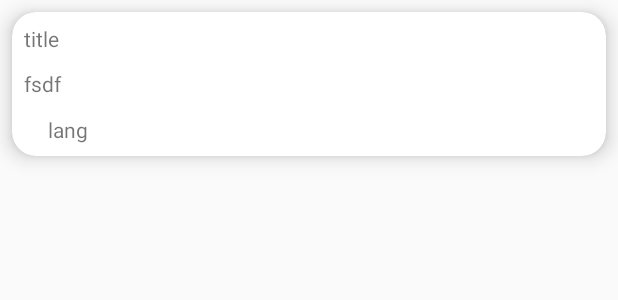
After one commit to Ronda94/Stargazers, an Android app: the layout item_repo.xml on its own in the app's theme, with its tools: preview values and no code run, on a phone screen of 412 x 824 dp. The commit adds this screen. Shown: the top 300 px of the screen. Run offline under Robolectric (Android 15) with nearby library versions, the phone set to English and light mode, and no system bars.

Commit message:
Added recycler view for repos

```diff
--- a/app/build.gradle
+++ b/app/build.gradle
@@ -3,6 +3,8 @@ apply plugin: 'com.android.application'
 apply plugin: 'kotlin-android'
 
 apply plugin: 'kotlin-android-extensions'
+
+apply plugin: 'kotlin-kapt'
 
 android {
     compileSdkVersion 28
@@ -32,6 +34,10 @@ dependencies {
 
     implementation 'androidx.legacy:legacy-support-v4:1.0.0'
     implementation 'androidx.recyclerview:recyclerview:1.0.0'
+    implementation 'androidx.cardview:cardview:1.0.0'
+
+    implementation 'com.github.bumptech.glide:glide:4.8.0'
+    kapt 'com.github.bumptech.glide:compiler:4.8.0'
 
     testImplementation 'junit:junit:4.12'
     androidTestImplementation 'androidx.test:runner:1.1.0'
--- a/app/src/main/AndroidManifest.xml
+++ b/app/src/main/AndroidManifest.xml
@@ -11,7 +11,7 @@
             android:roundIcon="@mipmap/ic_launcher_round"
             android:supportsRtl="true"
             android:theme="@style/AppTheme">
-        <activity android:name=".MainActivity">
+        <activity android:name=".activities.MainActivity">
             <intent-filter>
                 <action android:name="android.intent.action.MAIN"/>
 
--- a/app/src/main/java/com/marco/stargazers/models/Repo.kt
+++ b/app/src/main/java/com/marco/stargazers/models/Repo.kt
@@ -1,3 +1,6 @@
 package com.marco.stargazers.models.service
 
-data class Repo(val name: String)
+data class Repo(val name: String,
+                val description: String,
+                val language: String? = null,
+                val stargazers : Int)
--- /dev/null
+++ b/app/src/main/res/layout/item_repo.xml
@@ -0,0 +1,70 @@
+<?xml version="1.0" encoding="utf-8"?>
+<androidx.cardview.widget.CardView xmlns:android="http://schemas.android.com/apk/res/android"
+    xmlns:app="http://schemas.android.com/apk/res-auto"
+    xmlns:tools="http://schemas.android.com/tools"
+    android:orientation="vertical"
+    android:layout_width="match_parent"
+    android:layout_height="96dp"
+    app:cardCornerRadius="16dp"
+    app:cardElevation="8dp"
+    android:layout_margin="8dp"
+    >
+
+    <androidx.constraintlayout.widget.ConstraintLayout
+        android:layout_width="match_parent"
+        android:layout_height="match_parent">
+
+
+        <TextView
+            android:id="@+id/repo_title"
+            android:layout_width="0dp"
+            android:layout_height="wrap_content"
+            android:layout_marginStart="8dp"
+            android:layout_marginTop="8dp"
+            android:layout_marginEnd="8dp"
+            android:lines="1"
+            android:text="title"
+            app:layout_constraintBottom_toTopOf="@+id/repo_desc"
+            app:layout_constraintEnd_toEndOf="parent"
+            app:layout_constraintHorizontal_bias="0.5"
+            app:layout_constraintStart_toStartOf="parent"
+            app:layout_constraintTop_toTopOf="parent"
+            app:layout_constraintVertical_chainStyle="spread_inside" />
+
+        <TextView
+            android:id="@+id/repo_desc"
+            android:layout_width="0dp"
+            android:layout_height="0dp"
+            android:layout_marginTop="8dp"
+            android:layout_marginEnd="8dp"
+            android:layout_marginBottom="8dp"
+            android:ellipsize="end"
+            android:gravity="center_vertical"
+            android:maxLines="2"
+            android:text="fsdf"
+            app:layout_constraintBottom_toTopOf="@+id/repo_language"
+            app:layout_constraintEnd_toEndOf="parent"
+            app:layout_constraintHorizontal_bias="0.5"
+            app:layout_constraintStart_toStartOf="@+id/repo_title"
+            app:layout_constraintTop_toBottomOf="@+id/repo_title" />
+
+        <TextView
+            android:id="@+id/repo_language"
+            android:layout_width="0dp"
+            android:layout_height="wrap_content"
+            android:layout_marginStart="16dp"
+            android:layout_marginBottom="8dp"
+            android:lines="1"
+            android:text="lang"
+            app:layout_constraintBottom_toBottomOf="parent"
+            app:layout_constraintStart_toStartOf="@+id/repo_title"
+            app:layout_constraintTop_toBottomOf="@+id/repo_desc" />
+
+
+    </androidx.constraintlayout.widget.ConstraintLayout>
+
+
+
+
+
+</androidx.cardview.widget.CardView>
--- a/build.gradle
+++ b/build.gradle
@@ -1,10 +1,11 @@
 // Top-level build file where you can add configuration options common to all sub-projects/modules.
 
 buildscript {
-    ext.kotlin_version = '1.2.71'
+    ext.kotlin_version = '1.3.10'
     repositories {
         google()
         jcenter()
+        mavenCentral()
     }
     dependencies {
         classpath 'com.android.tools.build:gradle:3.2.1'
```
Also changed, not shown: app/src/main/java/com/marco/stargazers/MainActivity.kt (deleted, +0 -37 lines), app/src/main/java/com/marco/stargazers/activities/MainActivity.kt (added, +53 -0 lines), app/src/main/java/com/marco/stargazers/adapters/ReposAdapter.kt (added, +53 -0 lines), app/src/main/java/com/marco/stargazers/interfaces/RepoListener.kt (added, +13 -0 lines), app/src/main/res/layout/activity_main.xml (+8 -8 lines), app/src/main/res/drawable-hdpi/ic_search.png (added), app/src/main/res/drawable-mdpi/ic_search.png (added), app/src/main/res/drawable-xhdpi/ic_search.png (added), app/src/main/res/drawable-xxhdpi/ic_search.png (added), app/src/main/res/drawable-xxxhdpi/ic_search.png (added).
